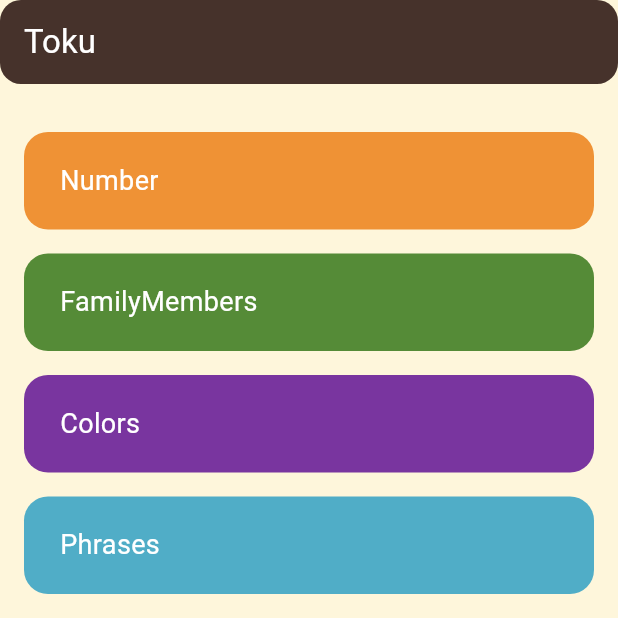
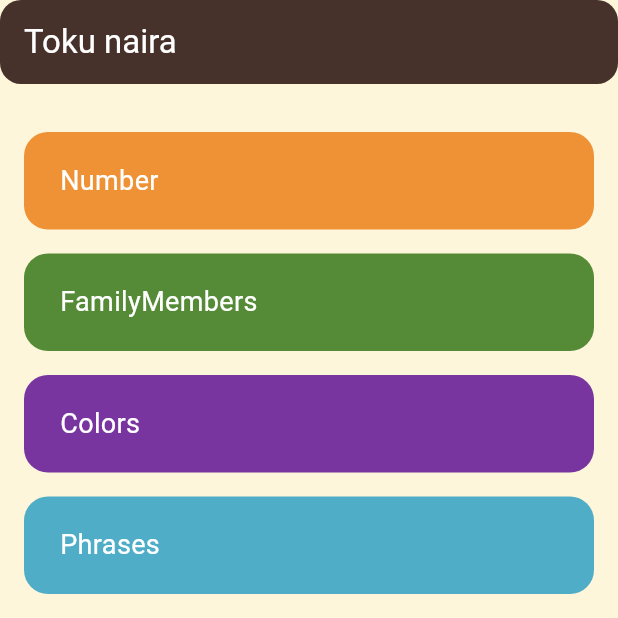
Before and after one commit to nairaelzidy/Japonese-language-learning-app-, a Flutter app: the screen it shows after launch, on a phone screen of 412 x 824 dp, the top half of it. Run offline on Flutter 3.47's test engine with Material 3 defaults, Android fonts, the phone set to English and light mode, and no system bars; our stand-ins replace audioplayers.

Commit message:
change app name

```diff
--- a/lib/screen/HomeScreen.dart
+++ b/lib/screen/HomeScreen.dart
@@ -19,7 +19,7 @@ class HomeScreen extends StatelessWidget {
           shape:
               RoundedRectangleBorder(borderRadius: BorderRadius.circular(14)),
           title: Text(
-            "Toku",
+            "Toku naira",
             style: TextStyle(color: Colors.white),
           )),
       body: Padding(
```
